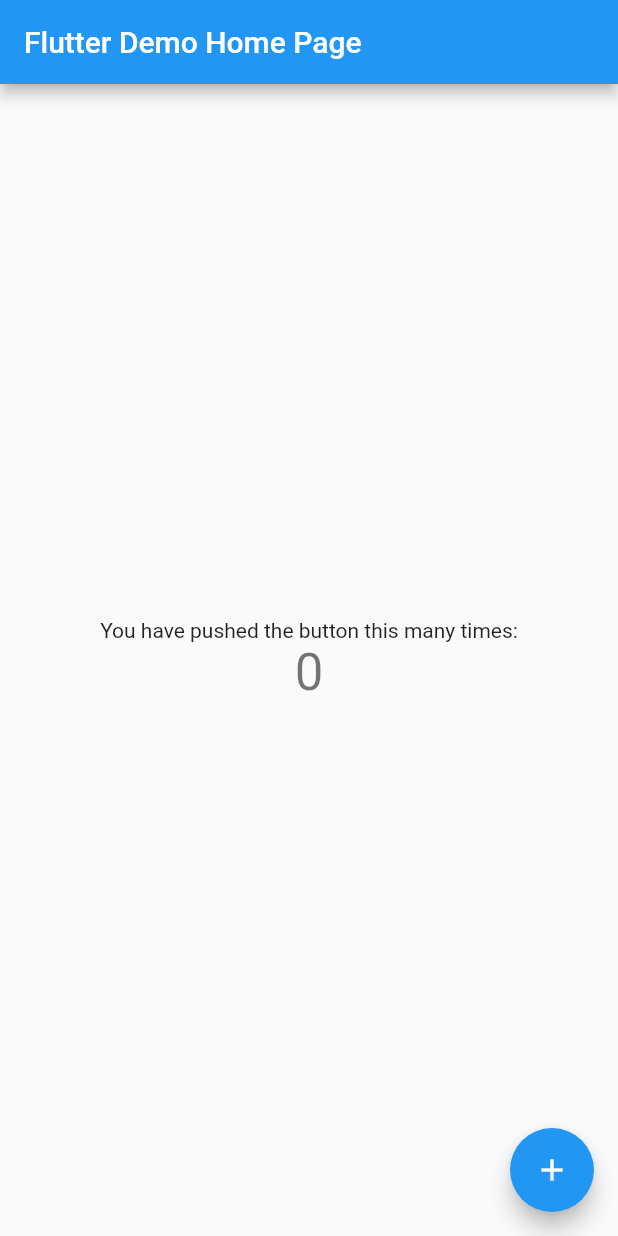
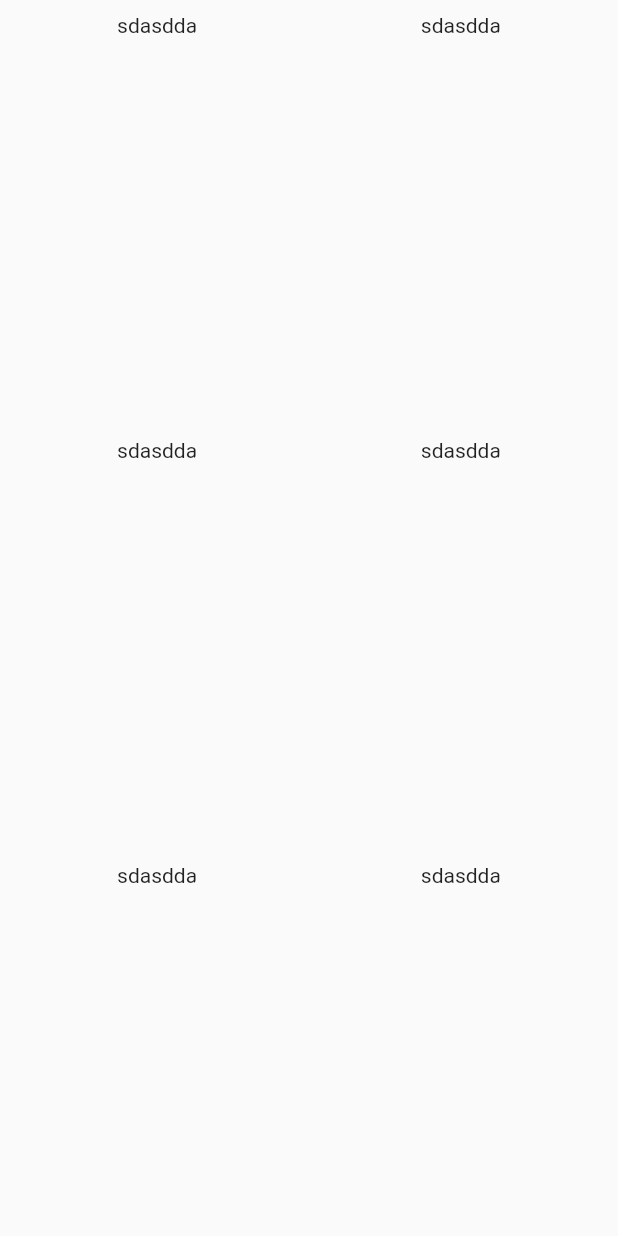
Before and after one commit to EbriusQuasimodo/meme_app, a Flutter app: the screen it shows after launch, on a phone screen of 412 x 824 dp. Run offline on Flutter 3.47's test engine with Material 2 defaults, Android fonts, the phone set to English and light mode, and no system bars; our stand-ins replace dio.

Commit message:
Add home screen

```diff
--- a/lib/api_client/api_client.dart
+++ b/lib/api_client/api_client.dart
@@ -7,7 +7,7 @@ import 'package:meme_app/model/meme_model.dart';
 class ApiClient {
 int page = 1;
 
-  Future<List<Data>> getMovieDio() async {
+  Future<List<Data>> getMeme() async {
     Dio dio = new Dio();
     try {
       Response response = await dio.get(
--- a/lib/main.dart
+++ b/lib/main.dart
@@ -1,4 +1,5 @@
 import 'package:flutter/material.dart';
+import 'package:meme_app/screens/home_screen.dart';
 
 void main() {
   runApp(const MyApp());
@@ -12,88 +13,7 @@ class MyApp extends StatelessWidget {
   Widget build(BuildContext context) {
     return MaterialApp(
       title: 'Flutter Demo',
-      theme: ThemeData(
-
-        primarySwatch: Colors.blue,
-      ),
-      home: const MyHomePage(title: 'Flutter Demo Home Page'),
+      home: const HomeScreen(),
     );
   }
 }
-
-class MyHomePage extends StatefulWidget {
-  const MyHomePage({Key? key, required this.title}) : super(key: key);
-
-
-  final String title;
-
-  @override
-  State<MyHomePage> createState() => _MyHomePageState();
-}
-
-class _MyHomePageState extends State<MyHomePage> {
-  int _counter = 0;
-
-  void _incrementCounter() {
-    setState(() {
-      // This call to setState tells the Flutter framework that something has
-      // changed in this State, which causes it to rerun the build method below
-      // so that the display can reflect the updated values. If we changed
-      // _counter without calling setState(), then the build method would not be
-      // called again, and so nothing would appear to happen.
-      _counter++;
-    });
-  }
-
-  @override
-  Widget build(BuildContext context) {
-    // This method is rerun every time setState is called, for instance as done
-    // by the _incrementCounter method above.
-    //
-    // The Flutter framework has been optimized to make rerunning build methods
-    // fast, so that you can just rebuild anything that needs updating rather
-    // than having to individually change instances of widgets.
-    return Scaffold(
-      appBar: AppBar(
-        // Here we take the value from the MyHomePage object that was created by
-        // the App.build method, and use it to set our appbar title.
-        title: Text(widget.title),
-      ),
-      body: Center(
-        // Center is a layout widget. It takes a single child and positions it
-        // in the middle of the parent.
-        child: Column(
-          // Column is also a layout widget. It takes a list of children and
-          // arranges them vertically. By default, it sizes itself to fit its
-          // children horizontally, and tries to be as tall as its parent.
-          //
-          // Invoke "debug painting" (press "p" in the console, choose the
-          // "Toggle Debug Paint" action from the Flutter Inspector in Android
-          // Studio, or the "Toggle Debug Paint" command in Visual Studio Code)
-          // to see the wireframe for each widget.
-          //
-          // Column has various properties to control how it sizes itself and
-          // how it positions its children. Here we use mainAxisAlignment to
-          // center the children vertically; the main axis here is the vertical
-          // axis because Columns are vertical (the cross axis would be
-          // horizontal).
-          mainAxisAlignment: MainAxisAlignment.center,
-          children: <Widget>[
-            const Text(
-              'You have pushed the button this many times:',
-            ),
-            Text(
-              '$_counter',
-              style: Theme.of(context).textTheme.headline4,
-            ),
-          ],
-        ),
-      ),
-      floatingActionButton: FloatingActionButton(
-        onPressed: _incrementCounter,
-        tooltip: 'Increment',
-        child: const Icon(Icons.add),
-      ), // This trailing comma makes auto-formatting nicer for build methods.
-    );
-  }
-}
--- /dev/null
+++ b/lib/screens/home_screen.dart
@@ -0,0 +1,52 @@
+import 'package:flutter/material.dart';
+
+class HomeScreen extends StatefulWidget {
+  const HomeScreen({Key? key}) : super(key: key);
+
+  @override
+  State<HomeScreen> createState() => _HomeScreenState();
+}
+
+class _HomeScreenState extends State<HomeScreen> {
+  //int currentPage = 1;
+
+  @override
+  Widget build(BuildContext context) {
+    return
+        Scaffold(
+            body: Padding(
+            padding: const EdgeInsets.symmetric(
+              horizontal: 16,
+              vertical: 9,
+            ),
+                  child: GridView.builder(
+                      gridDelegate: const SliverGridDelegateWithMaxCrossAxisExtent(
+                        maxCrossAxisExtent: 310,
+                        childAspectRatio: 1.9 / 3,
+                        crossAxisSpacing: 25,
+                        mainAxisSpacing: 3,
+                      ),
+                      itemCount: 10,
+                      itemBuilder: (BuildContext context, int index) {
+                        return Container(
+                          alignment: Alignment.center,
+                          child: InkWell(
+                            onTap: () {},
+                            child: Column(
+                              children: [ClipRRect(
+                                  borderRadius: BorderRadius.all(Radius.circular(20)),
+                                  child: Text('sdasdda'),),
+                                SizedBox(height: 10),
+
+                      ],
+                    ),
+                  ),
+
+                );
+    }
+          ),
+
+          ),
+        );
+  }
+}
```
